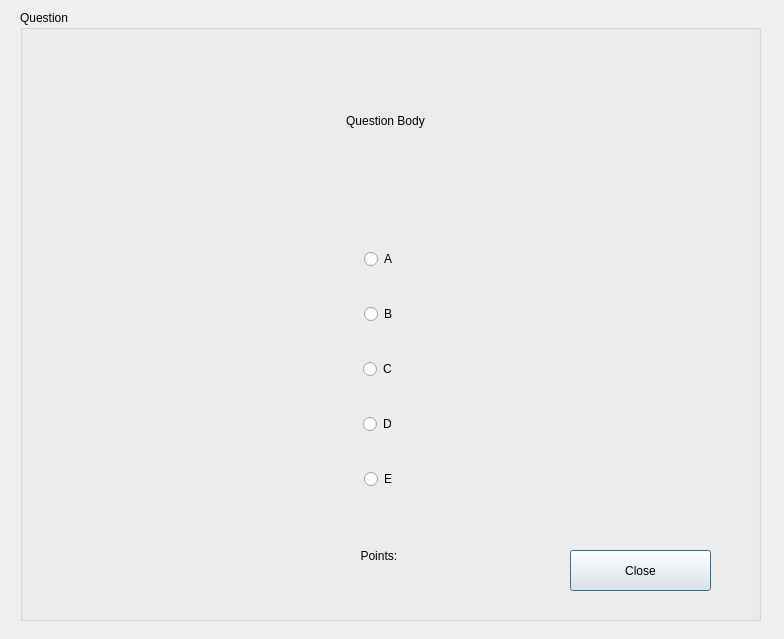
This is GUI/FiveOptionsQuestionDialog.ui in applet199/OOPCourseWorkTwo as Qt 5 draws it before an edit. The edited form follows.
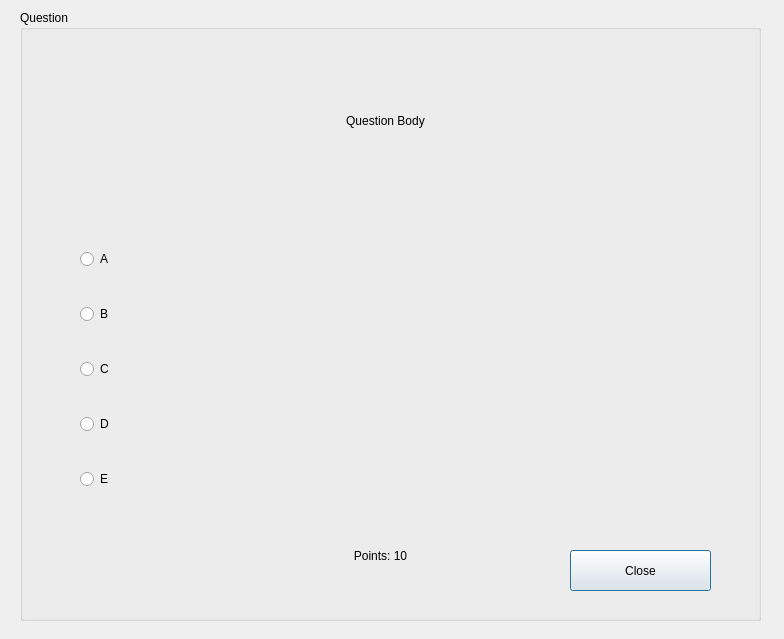
This is the edited form.

Diff of the .ui file:
```diff
--- a/GUI/FiveOptionsQuestionDialog.ui
+++ b/GUI/FiveOptionsQuestionDialog.ui
@@ -51,7 +51,7 @@
      </rect>
     </property>
     <property name="text">
-     <string>Points: </string>
+     <string>Points: 10</string>
     </property>
     <property name="alignment">
      <set>Qt::AlignCenter</set>
@@ -80,35 +80,35 @@
      </rect>
     </property>
     <layout class="QVBoxLayout" name="verticalLayout">
-     <item alignment="Qt::AlignHCenter">
+     <item alignment="Qt::AlignLeft">
       <widget class="QRadioButton" name="radioButton">
        <property name="text">
         <string>A</string>
        </property>
       </widget>
      </item>
-     <item alignment="Qt::AlignHCenter">
+     <item alignment="Qt::AlignLeft">
       <widget class="QRadioButton" name="radioButton_2">
        <property name="text">
         <string>B</string>
        </property>
       </widget>
      </item>
-     <item alignment="Qt::AlignHCenter">
+     <item alignment="Qt::AlignLeft">
       <widget class="QRadioButton" name="radioButton_3">
        <property name="text">
         <string>C</string>
        </property>
       </widget>
      </item>
-     <item alignment="Qt::AlignHCenter">
+     <item alignment="Qt::AlignLeft">
       <widget class="QRadioButton" name="radioButton_4">
        <property name="text">
         <string>D</string>
        </property>
       </widget>
      </item>
-     <item alignment="Qt::AlignHCenter">
+     <item alignment="Qt::AlignLeft">
       <widget class="QRadioButton" name="radioButton_5">
        <property name="layoutDirection">
         <enum>Qt::LeftToRight</enum>
```
